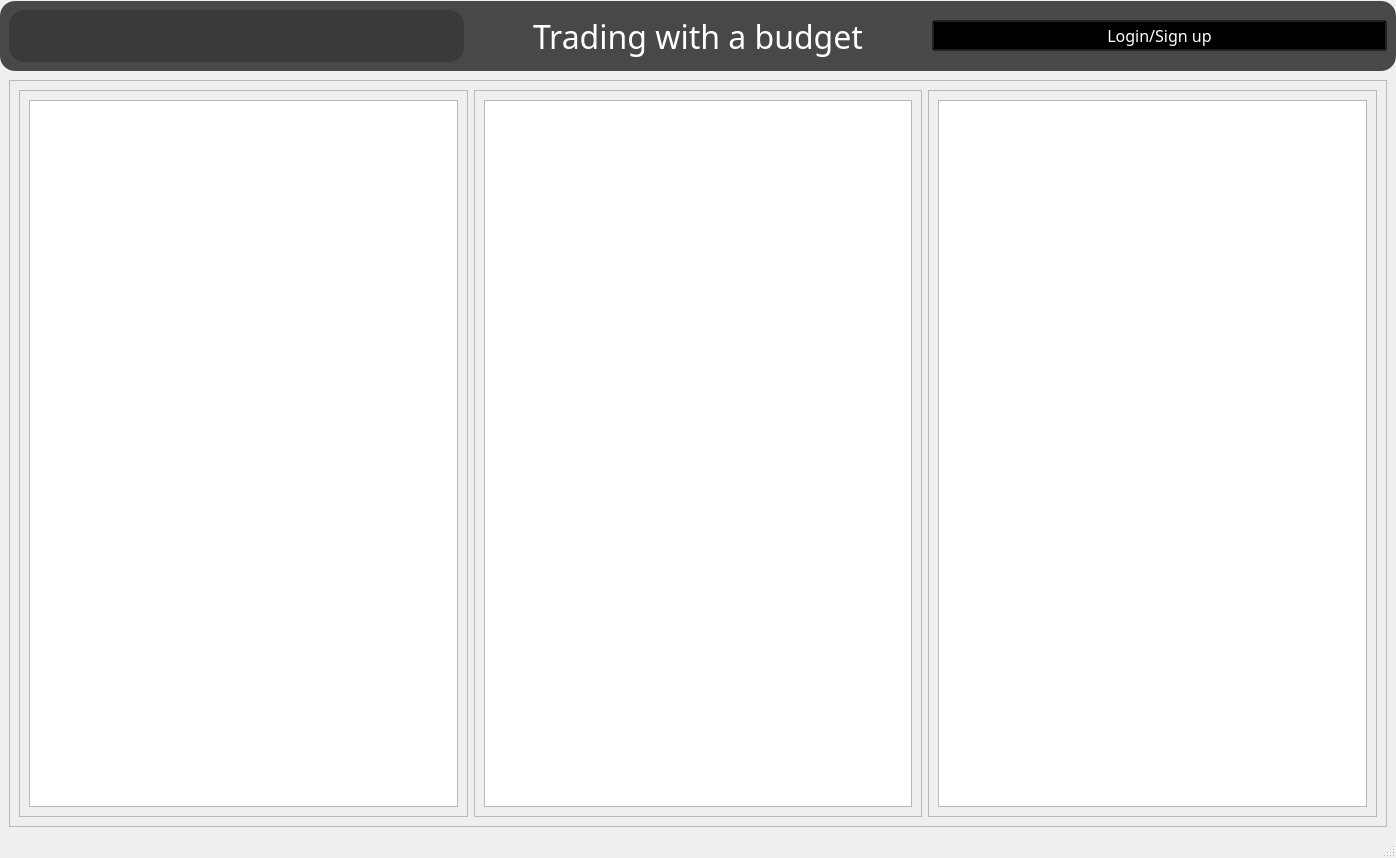
Old version of the form test_ui.ui in the repository kpatel0923/Python_web_scrapping_Stock_market_application.
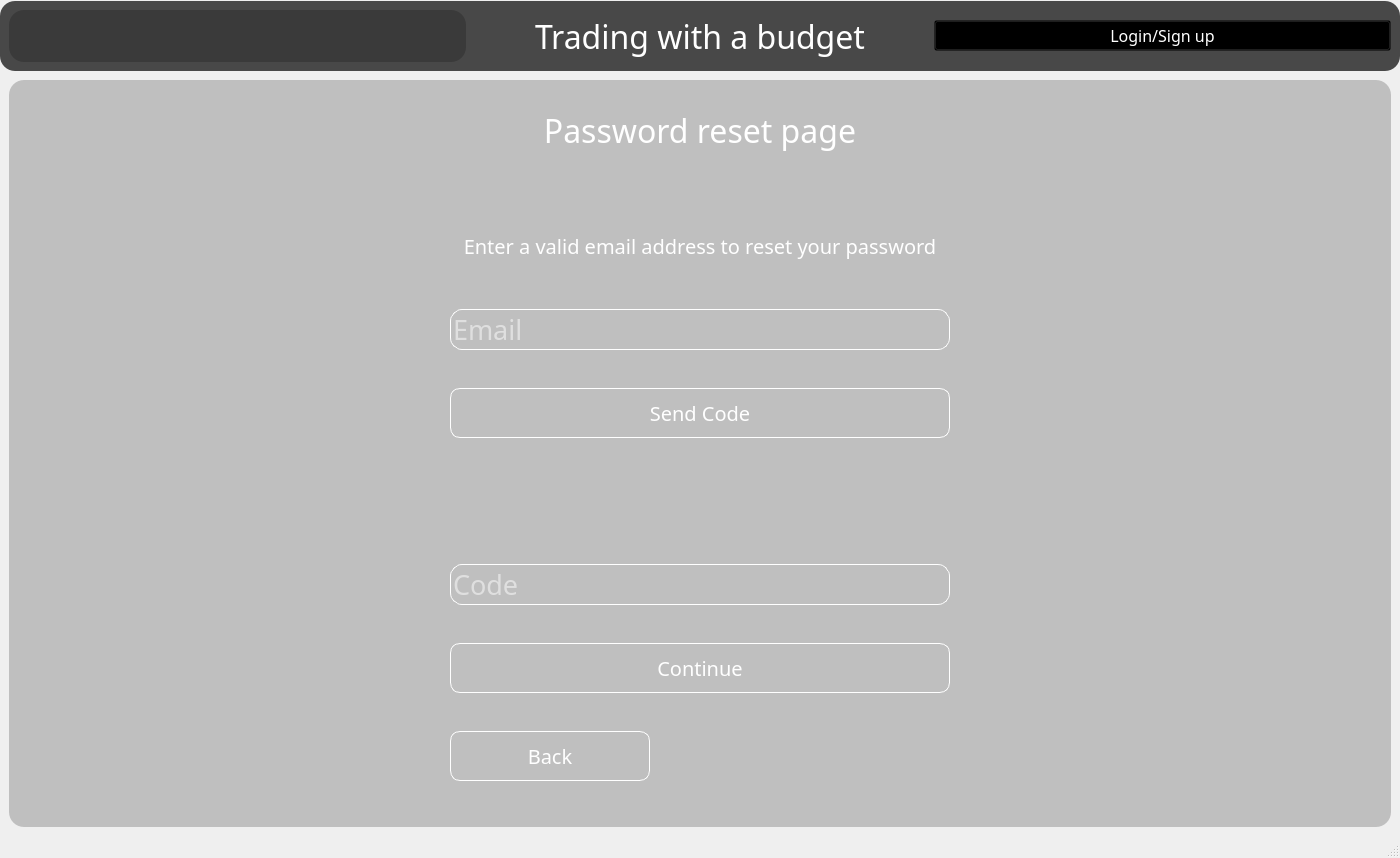
New version of the form. The open tabs and pages were chosen to show the change. Icons and pictures are not drawn.

Commit message: Login System working. Adding functions for the forgot password

What changed in the file:
```diff
--- a/test_ui.ui
+++ b/test_ui.ui
@@ -6,7 +6,7 @@
    <rect>
     <x>0</x>
     <y>0</y>
-    <width>1396</width>
+    <width>1400</width>
     <height>858</height>
    </rect>
   </property>
@@ -655,6 +655,683 @@
            </item>
           </layout>
          </widget>
+         <widget class="QWidget" name="password_page">
+          <layout class="QVBoxLayout" name="verticalLayout_12">
+           <item>
+            <widget class="QFrame" name="frame_12">
+             <property name="styleSheet">
+              <string notr="true">*{
+	font-family:century gothic;
+	fontsize:24px;
+}
+
+QFrame
+{
+	background:rgba(0,0,0,0.2);
+	border-radius:15px;
+	
+	
+}
+
+*{
+	
+}
+
+
+QLabel
+{
+	color:white;
+	background: transparent;
+}
+
+
+
+QLineEdit
+{
+	background:transparent;
+	border:none;
+	color: rgb(15, 15, 15);
+	border-bottom:1px solid  rgb(35, 35, 35);
+}
+
+
+
+</string>
+             </property>
+             <property name="frameShape">
+              <enum>QFrame::NoFrame</enum>
+             </property>
+             <property name="frameShadow">
+              <enum>QFrame::Raised</enum>
+             </property>
+             <layout class="QVBoxLayout" name="verticalLayout_11">
+              <property name="spacing">
+               <number>0</number>
+              </property>
+              <property name="leftMargin">
+               <number>0</number>
+              </property>
+              <property name="topMargin">
+               <number>0</number>
+              </property>
+              <property name="rightMargin">
+               <number>0</number>
+              </property>
+              <property name="bottomMargin">
+               <number>0</number>
+              </property>
+              <item>
+               <widget class="QLabel" name="label_14">
+                <property name="maximumSize">
+                 <size>
+                  <width>16777215</width>
+                  <height>100</height>
+                 </size>
+                </property>
+                <property name="font">
+                 <font>
+                  <family>century gothic</family>
+                  <pointsize>24</pointsize>
+                 </font>
+                </property>
+                <property name="text">
+                 <string>Password reset page</string>
+                </property>
+                <property name="alignment">
+                 <set>Qt::AlignCenter</set>
+                </property>
+               </widget>
+              </item>
+              <item>
+               <widget class="QFrame" name="frame_13">
+                <property name="minimumSize">
+                 <size>
+                  <width>0</width>
+                  <height>500</height>
+                 </size>
+                </property>
+                <property name="styleSheet">
+                 <string notr="true">	background:rgba(0,0,0,0);
+</string>
+                </property>
+                <property name="frameShape">
+                 <enum>QFrame::StyledPanel</enum>
+                </property>
+                <property name="frameShadow">
+                 <enum>QFrame::Raised</enum>
+                </property>
+                <layout class="QGridLayout" name="gridLayout_2">
+                 <item row="0" column="0">
+                  <widget class="QLabel" name="label_15">
+                   <property name="maximumSize">
+                    <size>
+                     <width>1000</width>
+                     <height>50</height>
+                    </size>
+                   </property>
+                   <property name="font">
+                    <font>
+                     <family>century gothic</family>
+                     <pointsize>15</pointsize>
+                    </font>
+                   </property>
+                   <property name="styleSheet">
+                    <string notr="true">	background:rgba(0,0,0,00);
+</string>
+                   </property>
+                   <property name="text">
+                    <string>Enter a valid email address to reset your password</string>
+                   </property>
+                   <property name="alignment">
+                    <set>Qt::AlignCenter</set>
+                   </property>
+                  </widget>
+                 </item>
+                 <item row="1" column="0">
+                  <widget class="QLineEdit" name="lineEdit_email_3">
+                   <property name="maximumSize">
+                    <size>
+                     <width>500</width>
+                     <height>16777215</height>
+                    </size>
+                   </property>
+                   <property name="font">
+                    <font>
+                     <family>century gothic</family>
+                     <pointsize>20</pointsize>
+                    </font>
+                   </property>
+                   <property name="styleSheet">
+                    <string notr="true">color: rgb(255, 255, 255);
+border:1px solid  rgb(255, 255, 255);
+border-radius: 12px;
+</string>
+                   </property>
+                   <property name="placeholderText">
+                    <string>Email</string>
+                   </property>
+                  </widget>
+                 </item>
+                 <item row="2" column="0">
+                  <widget class="QPushButton" name="btn_send">
+                   <property name="sizePolicy">
+                    <sizepolicy hsizetype="Minimum" vsizetype="Fixed">
+                     <horstretch>0</horstretch>
+                     <verstretch>0</verstretch>
+                    </sizepolicy>
+                   </property>
+                   <property name="minimumSize">
+                    <size>
+                     <width>0</width>
+                     <height>50</height>
+                    </size>
+                   </property>
+                   <property name="maximumSize">
+                    <size>
+                     <width>500</width>
+                     <height>16777215</height>
+                    </size>
+                   </property>
+                   <property name="font">
+                    <font>
+                     <family>century gothic</family>
+                     <pointsize>15</pointsize>
+                    </font>
+                   </property>
+                   <property name="styleSheet">
+                    <string notr="true">QPushButton
+{
+	background: transparent;
+	border-radius: 10px;
+	color: rgb(255, 255, 255);
+	border: 1px solid rgb(255, 255, 255)
+}
+
+QPushButton:hover
+{
+	background-color: rgb(71, 125, 4);
+}</string>
+                   </property>
+                   <property name="text">
+                    <string>Send Code</string>
+                   </property>
+                  </widget>
+                 </item>
+                 <item row="3" column="0">
+                  <widget class="QLabel" name="lbl_pass">
+                   <property name="maximumSize">
+                    <size>
+                     <width>1000</width>
+                     <height>50</height>
+                    </size>
+                   </property>
+                   <property name="font">
+                    <font>
+                     <family>century gothic</family>
+                     <pointsize>15</pointsize>
+                    </font>
+                   </property>
+                   <property name="styleSheet">
+                    <string notr="true">	background:rgba(0,0,0,00);
+</string>
+                   </property>
+                   <property name="text">
+                    <string/>
+                   </property>
+                   <property name="alignment">
+                    <set>Qt::AlignCenter</set>
+                   </property>
+                  </widget>
+                 </item>
+                 <item row="4" column="0">
+                  <widget class="QLineEdit" name="lineEdit_email_5">
+                   <property name="enabled">
+                    <bool>false</bool>
+                   </property>
+                   <property name="maximumSize">
+                    <size>
+                     <width>500</width>
+                     <height>16777215</height>
+                    </size>
+                   </property>
+                   <property name="font">
+                    <font>
+                     <family>century gothic</family>
+                     <pointsize>20</pointsize>
+                    </font>
+                   </property>
+                   <property name="styleSheet">
+                    <string notr="true">color: rgb(255, 255, 255);
+border:1px solid  rgb(255, 255, 255);
+border-radius: 12px;
+</string>
+                   </property>
+                   <property name="placeholderText">
+                    <string>Code</string>
+                   </property>
+                  </widget>
+                 </item>
+                 <item row="6" column="0">
+                  <widget class="QPushButton" name="btn_back">
+                   <property name="enabled">
+                    <bool>true</bool>
+                   </property>
+                   <property name="sizePolicy">
+                    <sizepolicy hsizetype="Minimum" vsizetype="Fixed">
+                     <horstretch>0</horstretch>
+                     <verstretch>0</verstretch>
+                    </sizepolicy>
+                   </property>
+                   <property name="minimumSize">
+                    <size>
+                     <width>0</width>
+                     <height>50</height>
+                    </size>
+                   </property>
+                   <property name="maximumSize">
+                    <size>
+                     <width>200</width>
+                     <height>16777215</height>
+                    </size>
+                   </property>
+                   <property name="font">
+                    <font>
+                     <family>century gothic</family>
+                     <pointsize>15</pointsize>
+                    </font>
+                   </property>
+                   <property name="styleSheet">
+                    <string notr="true">QPushButton
+{
+	background: transparent;
+	border-radius: 10px;
+	color: rgb(255, 255, 255);
+	border: 1px solid rgb(255, 255, 255)
+}
+
+QPushButton:hover
+{
+	
+	
+	background-color: rgb(191, 0, 0);
+}</string>
+                   </property>
+                   <property name="text">
+                    <string>Back</string>
+                   </property>
+                  </widget>
+                 </item>
+                 <item row="5" column="0">
+                  <widget class="QPushButton" name="btn_send_2">
+                   <property name="enabled">
+                    <bool>false</bool>
+                   </property>
+                   <property name="sizePolicy">
+                    <sizepolicy hsizetype="Minimum" vsizetype="Fixed">
+                     <horstretch>0</horstretch>
+                     <verstretch>0</verstretch>
+                    </sizepolicy>
+                   </property>
+                   <property name="minimumSize">
+                    <size>
+                     <width>200</width>
+                     <height>50</height>
+                    </size>
+                   </property>
+                   <property name="maximumSize">
+                    <size>
+                     <width>500</width>
+                     <height>16777215</height>
+                    </size>
+                   </property>
+                   <property name="font">
+                    <font>
+                     <family>century gothic</family>
+                     <pointsize>15</pointsize>
+                    </font>
+                   </property>
+                   <property name="styleSheet">
+                    <string notr="true">QPushButton
+{
+	background: transparent;
+	border-radius: 10px;
+	color: rgb(255, 255, 255);
+	border: 1px solid rgb(255, 255, 255)
+}
+
+QPushButton:hover
+{
+	background-color: rgb(71, 125, 4);
+}</string>
+                   </property>
+                   <property name="text">
+                    <string>Continue</string>
+                   </property>
+                  </widget>
+                 </item>
+                </layout>
+               </widget>
+              </item>
+             </layout>
+            </widget>
+           </item>
+          </layout>
+         </widget>
+         <widget class="QWidget" name="password_reset_page">
+          <layout class="QVBoxLayout" name="verticalLayout_19">
+           <item>
+            <widget class="QFrame" name="frame_14">
+             <property name="styleSheet">
+              <string notr="true">*{
+	font-family:century gothic;
+	fontsize:24px;
+}
+
+QFrame
+{
+	background:rgba(0,0,0,0.2);
+	border-radius:15px;
+	
+	
+}
+
+*{
+	
+}
+
+
+QLabel
+{
+	color:white;
+	background: transparent;
+}
+
+
+
+QLineEdit
+{
+	background:transparent;
+	border:none;
+	color: rgb(15, 15, 15);
+	border-bottom:1px solid  rgb(35, 35, 35);
+}
+
+
+
+</string>
+             </property>
+             <property name="frameShape">
+              <enum>QFrame::NoFrame</enum>
+             </property>
+             <property name="frameShadow">
+              <enum>QFrame::Raised</enum>
+             </property>
+             <layout class="QVBoxLayout" name="verticalLayout_18">
+              <property name="spacing">
+               <number>0</number>
+              </property>
+              <property name="leftMargin">
+               <number>0</number>
+              </property>
+              <property name="topMargin">
+               <number>0</number>
+              </property>
+              <property name="rightMargin">
+               <number>0</number>
+              </property>
+              <property name="bottomMargin">
+               <number>0</number>
+              </property>
+              <item>
+               <widget class="QLabel" name="label_17">
+                <property name="font">
+                 <font>
+                  <family>century gothic</family>
+                  <pointsize>24</pointsize>
+                 </font>
+                </property>
+                <property name="text">
+                 <string>Reset Password</string>
+                </property>
+                <property name="alignment">
+                 <set>Qt::AlignCenter</set>
+                </property>
+               </widget>
+              </item>
+              <item>
+               <widget class="QFrame" name="frame_15">
+                <property name="minimumSize">
+                 <size>
+                  <width>0</width>
+                  <height>500</height>
+                 </size>
+                </property>
+                <property name="styleSheet">
+                 <string notr="true">	background:rgba(0,0,0,0);
+</string>
+                </property>
+                <property name="frameShape">
+                 <enum>QFrame::StyledPanel</enum>
+                </property>
+                <property name="frameShadow">
+                 <enum>QFrame::Raised</enum>
+                </property>
+                <layout class="QGridLayout" name="gridLayout_3">
+                 <item row="0" column="0">
+                  <widget class="QLabel" name="label_18">
+                   <property name="maximumSize">
+                    <size>
+                     <width>16777215</width>
+                     <height>50</height>
+                    </size>
+                   </property>
+                   <property name="font">
+                    <font>
+                     <family>century gothic</family>
+                     <pointsize>15</pointsize>
+                    </font>
+                   </property>
+                   <property name="styleSheet">
+                    <string notr="true">	background:rgba(0,0,0,00);
+</string>
+                   </property>
+                   <property name="text">
+                    <string>Enter the password to reset</string>
+                   </property>
+                   <property name="alignment">
+                    <set>Qt::AlignCenter</set>
+                   </property>
+                  </widget>
+                 </item>
+                 <item row="1" column="0">
+                  <widget class="QLineEdit" name="lineEdit_email_4">
+                   <property name="maximumSize">
+                    <size>
+                     <width>500</width>
+                     <height>16777215</height>
+                    </size>
+                   </property>
+                   <property name="font">
+                    <font>
+                     <family>century gothic</family>
+                     <pointsize>20</pointsize>
+                    </font>
+                   </property>
+                   <property name="styleSheet">
+                    <string notr="true">color: rgb(255, 255, 255);
+border:1px solid  rgb(255, 255, 255);
+border-radius: 12px;
+</string>
+                   </property>
+                   <property name="placeholderText">
+                    <string>Password</string>
+                   </property>
+                  </widget>
+                 </item>
+                 <item row="2" column="0">
+                  <widget class="QLineEdit" name="lineEdit_password_4">
+                   <property name="maximumSize">
+                    <size>
+                     <width>500</width>
+                     <height>16777215</height>
+                    </size>
+                   </property>
+                   <property name="font">
+                    <font>
+                     <family>century gothic</family>
+                     <pointsize>20</pointsize>
+                    </font>
+                   </property>
+                   <property name="styleSheet">
+                    <string notr="true">color: rgb(255, 255, 255);
+border:1px solid  rgb(255, 255, 255);
+border-radius: 12px;
+</string>
+                   </property>
+                   <property name="echoMode">
+                    <enum>QLineEdit::Password</enum>
+                   </property>
+                   <property name="placeholderText">
+                    <string>Retype Password</string>
+                   </property>
+                  </widget>
+                 </item>
+                 <item row="3" column="0">
+                  <widget class="QPushButton" name="btn_reset">
+                   <property name="minimumSize">
+                    <size>
+                     <width>0</width>
+                     <height>50</height>
+                    </size>
+                   </property>
+                   <property name="maximumSize">
+                    <size>
+                     <width>500</width>
+                     <height>16777215</height>
+                    </size>
+                   </property>
+                   <property name="font">
+                    <font>
+                     <family>century gothic</family>
+                     <pointsize>15</pointsize>
+                    </font>
+                   </property>
+                   <property name="styleSheet">
+                    <string notr="true">QPushButton
+{
+	background: transparent;
+	border-radius: 10px;
+	color: rgb(255, 255, 255);
+	border: 1px solid rgb(255, 255, 255)
+}
+
+QPushButton:hover
+{
+	background-color: rgb(0, 170, 255);
+}</string>
+                   </property>
+                   <property name="text">
+                    <string>Reset</string>
+                   </property>
+                  </widget>
+                 </item>
+                 <item row="4" column="0">
+                  <widget class="QLabel" name="label_19">
+                   <property name="maximumSize">
+                    <size>
+                     <width>16777215</width>
+                     <height>50</height>
+                    </size>
+                   </property>
+                   <property name="font">
+                    <font>
+                     <family>century gothic</family>
+                     <pointsize>15</pointsize>
+                    </font>
+                   </property>
+                   <property name="styleSheet">
+                    <string notr="true">	background:rgba(0,0,0,00);
+</string>
+                   </property>
+                   <property name="text">
+                    <string>g</string>
+                   </property>
+                   <property name="alignment">
+                    <set>Qt::AlignCenter</set>
+                   </property>
+                  </widget>
+                 </item>
+                 <item row="5" column="0">
+                  <widget class="QPushButton" name="btn_back_2">
+                   <property name="enabled">
+                    <bool>true</bool>
+                   </property>
+                   <property name="sizePolicy">
+                    <sizepolicy hsizetype="Minimum" vsizetype="Fixed">
+                     <horstretch>0</horstretch>
+                     <verstretch>0</verstretch>
+                    </sizepolicy>
+                   </property>
+                   <property name="minimumSize">
+                    <size>
+                     <width>0</width>
+                     <height>50</height>
+                    </size>
+                   </property>
+                   <property name="maximumSize">
+                    <size>
+                     <width>200</width>
+                     <height>16777215</height>
+                    </size>
+                   </property>
+                   <property name="font">
+                    <font>
+                     <family>century gothic</family>
+                     <pointsize>15</pointsize>
+                    </font>
+                   </property>
+                   <property name="styleSheet">
+                    <string notr="true">QPushButton
+{
+	background: transparent;
+	border-radius: 10px;
+	color: rgb(255, 255, 255);
+	border: 1px solid rgb(255, 255, 255)
+}
+
+QPushButton:hover
+{
+	
+	
+	background-color: rgb(191, 0, 0);
+}</string>
+                   </property>
+                   <property name="text">
+                    <string>Back</string>
+                   </property>
+                  </widget>
+                 </item>
+                </layout>
+               </widget>
+              </item>
+              <item>
+               <widget class="QLabel" name="label_home_2">
+                <property name="font">
+                 <font>
+                  <family>century gothic</family>
+                  <pointsize>12</pointsize>
+                 </font>
+                </property>
+                <property name="text">
+                 <string/>
+                </property>
+               </widget>
+              </item>
+             </layout>
+            </widget>
+           </item>
+          </layout>
+         </widget>
          <widget class="QWidget" name="signup_page">
           <layout class="QVBoxLayout" name="verticalLayout_17">
            <item>
```
Left out of the diff: 22 changed lines with no effect on the pictures. The commit also changes 6 other files.
